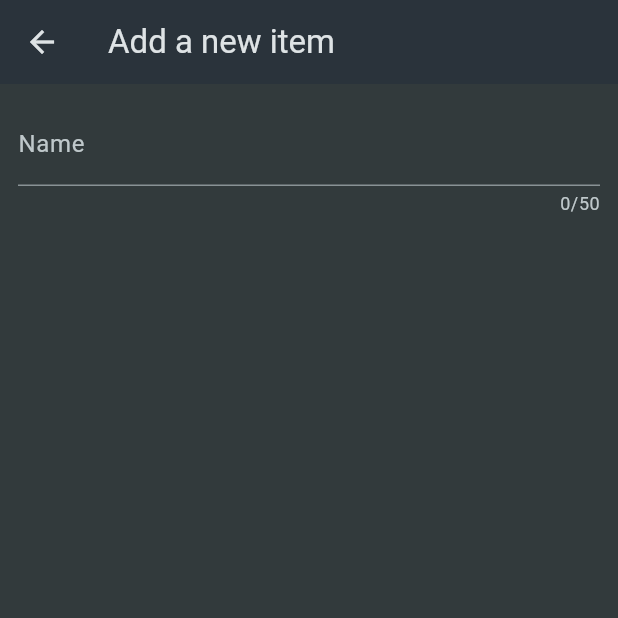
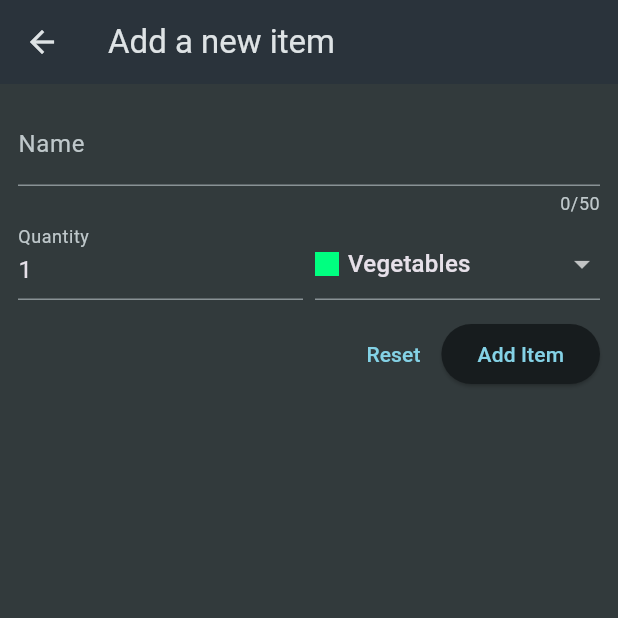
Before and after one commit to DiegoPatterson/flutter_project, a Flutter app: the screen it shows after launch, after a tap on the "add" icon, on a phone screen of 412 x 824 dp, the top half of it. Run offline on Flutter 3.47's test engine with Material 3 defaults, Android fonts, the phone set to English and light mode, and no system bars; our stand-ins replace flutter_riverpod, google_fonts, transparent_image.

Commit message:
shopping list Section 11 done

```diff
--- a/meals_app_2/lib/screens/categories.dart
+++ b/meals_app_2/lib/screens/categories.dart
@@ -16,7 +16,7 @@ class CategoriesScreen extends StatefulWidget {
 
 class _CategoriesScreenState extends State<CategoriesScreen>
     with SingleTickerProviderStateMixin {
-  late AnimationController _animationController;
+    late AnimationController _animationController;
 
   @override
   void initState() {
--- a/shopping_list_app_1/lib/widgets/grocery_list.dart
+++ b/shopping_list_app_1/lib/widgets/grocery_list.dart
@@ -1,5 +1,5 @@
 import 'package:flutter/material.dart';
-import 'package:shopping_list_app_1/data/dummy_items.dart';
+import 'package:shopping_list_app_1/models/grocery_item.dart';
 import 'package:shopping_list_app_1/widgets/new_item.dart';
 
 class GroceryList extends StatefulWidget {
@@ -10,14 +10,57 @@ class GroceryList extends StatefulWidget {
 }
 
 class _GroceryListState extends State<GroceryList> {
-  void _addItem() {
-    Navigator.of(context).push(
-      MaterialPageRoute(builder: (ctx) => const NewItem()),
+  final List<GroceryItem> _groceryItems = [];
+
+  void _addItem() async {
+    final newItem = await Navigator.of(context).push<GroceryItem>(
+      MaterialPageRoute(
+        builder: (ctx) => const NewItem(),
+      ),
     );
+
+    if (newItem == null) return;
+
+    setState(() {
+      _groceryItems.add(newItem);
+    });
+  }
+
+  void _removeItem(GroceryItem item) {
+    setState(() {
+      _groceryItems.remove(item);
+    });
   }
 
   @override
   Widget build(BuildContext context) {
+    Widget content = const Center(child: Text('No items added yet'));
+
+    if (_groceryItems.isNotEmpty) {
+      content = ListView.builder(
+        itemCount: _groceryItems.length,
+        itemBuilder: (context, index) => Dismissible(
+          key: ValueKey(_groceryItems[index].id),
+          onDismissed: (direction) {
+            _removeItem(_groceryItems[index]);
+          },
+          child: ListTile(
+            title: Text(
+              _groceryItems[index].name,
+            ),
+            leading: Container(
+              width: 24,
+              height: 24,
+              color: _groceryItems[index].category.color,
+            ),
+            trailing: Text(
+              _groceryItems[index].quantity.toString(),
+            ),
+          ),
+        ),
+      );
+    }
+
     return Scaffold(
       appBar: AppBar(
         title: const Text('Your Groceries'),
@@ -28,22 +71,7 @@ class _GroceryListState extends State<GroceryList> {
           )
         ],
       ),
-      body: ListView.builder(
-        itemCount: groceryItems.length,
-        itemBuilder: (context, index) => ListTile(
-          title: Text(
-            groceryItems[index].name,
-          ),
-          leading: Container(
-            width: 24,
-            height: 24,
-            color: groceryItems[index].category.color,
-          ),
-          trailing: Text(
-            groceryItems[index].quantity.toString(),
-          ),
-        ),
-      ),
+      body: content,
     );
   }
 }
--- a/shopping_list_app_1/lib/widgets/new_item.dart
+++ b/shopping_list_app_1/lib/widgets/new_item.dart
@@ -1,4 +1,7 @@
 import 'package:flutter/material.dart';
+import 'package:shopping_list_app_1/data/categories.dart';
+import 'package:shopping_list_app_1/models/category.dart';
+import 'package:shopping_list_app_1/models/grocery_item.dart';
 
 class NewItem extends StatefulWidget {
   const NewItem({super.key});
@@ -10,6 +13,21 @@ class NewItem extends StatefulWidget {
 }
 
 class _NewItemState extends State<NewItem> {
+  final _formKey = GlobalKey<FormState>();
+  var _enteredName = '';
+  var _enteredQuantity = 1;
+  var _selectedCategory = categories[Categories.vegetables]!;
+
+  void _saveItem() {
+    if (_formKey.currentState!.validate()) {
+      _formKey.currentState!.save();
+      Navigator.of(context).pop(
+        GroceryItem(id: DateTime.now().toString(), name: _enteredName, quantity: _enteredQuantity, category: _selectedCategory),
+      );
+    }
+    ;
+  }
+
   @override
   Widget build(BuildContext context) {
     return Scaffold(
@@ -19,6 +37,7 @@ class _NewItemState extends State<NewItem> {
       body: Padding(
         padding: const EdgeInsets.all(12),
         child: Form(
+          key: _formKey,
           child: Column(
             children: [
               TextFormField(
@@ -27,11 +46,92 @@ class _NewItemState extends State<NewItem> {
                   label: Text('Name'),
                 ),
                 validator: (value) {
-                return 'Demo...';
+                  if (value == null ||
+                      value.isEmpty ||
+                      value.trim().length <= 1 ||
+                      value.trim().length > 50) {
+                    return 'Must be between 1 and 50 characters';
+                  }
+                  return null;
+                },
+                onSaved: (value) {
+                  // if (value == null) return;
+                  _enteredName = value!;
                 },
               ), // instead of TextField()
+              Row(
+                crossAxisAlignment: CrossAxisAlignment.end,
+                children: [
+                  Expanded(
+                    child: TextFormField(
+                      decoration: const InputDecoration(
+                        label: Text('Quantity'),
+                      ),
+                      keyboardType: TextInputType.number,
+                      initialValue: _enteredQuantity.toString(),
+                      validator: (value) {
+                        if (value == null ||
+                            value.isEmpty ||
+                            int.tryParse(value) == null ||
+                            int.tryParse(value)! <= 0) {
+                          return 'Must be a valid positive number';
+                        }
+                        return null;
+                      },
+                      onSaved: (value) {
+                        _enteredQuantity = int.parse(value!);
+                      },
+                    ),
+                  ),
+                  const SizedBox(width: 8),
+                  Expanded(
+                    child: DropdownButtonFormField(
+                      value: _selectedCategory,
+                      items: [
+                        for (final category in categories.entries)
+                          DropdownMenuItem(
+                            value: category.value,
+                            child: Row(
+                              children: [
+                                Container(
+                                  width: 16,
+                                  height: 16,
+                                  color: category.value.color,
+                                ),
+                                const SizedBox(width: 6),
+                                Text(category.value.title),
                               ],
-        )),
+                            ),
+                          )
+                      ],
+                      onChanged: (value) {
+                        setState(() {
+                          _selectedCategory = value!;
+                        });
+                      },
+                    ),
+                  ),
+                ],
+              ),
+              const SizedBox(height: 12),
+              Row(
+                mainAxisAlignment: MainAxisAlignment.end,
+                children: [
+                  TextButton(
+                    onPressed: () {
+                      _formKey.currentState!.reset();
+                    },
+                    child: const Text('Reset'),
+                  ),
+                  ElevatedButton(
+                    onPressed: _saveItem,
+                    child: const Text('Add Item'),
+                  ),
+                ],
+              ),
+            ],
+          ),
+        ),
       ),
     );
   }
```
Also changed, not shown: shopping_list_app_1/lib/data/dummy_items.dart (deleted, +0 -21 lines). Lines whose indentation alone changed are shown as unchanged.
